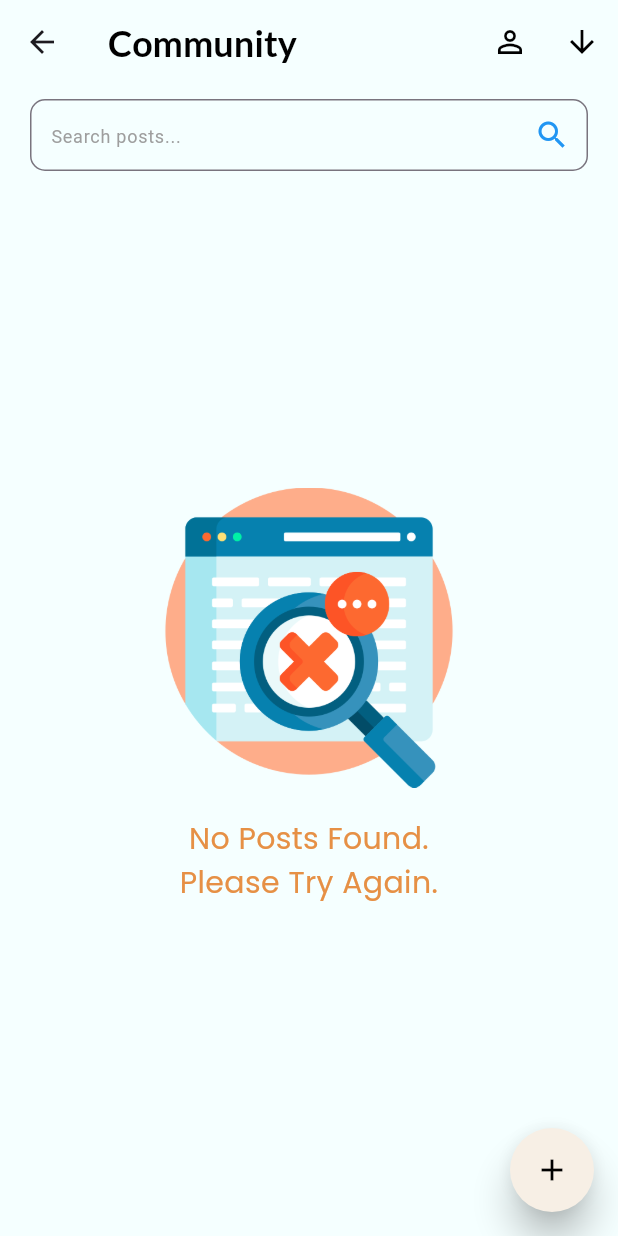
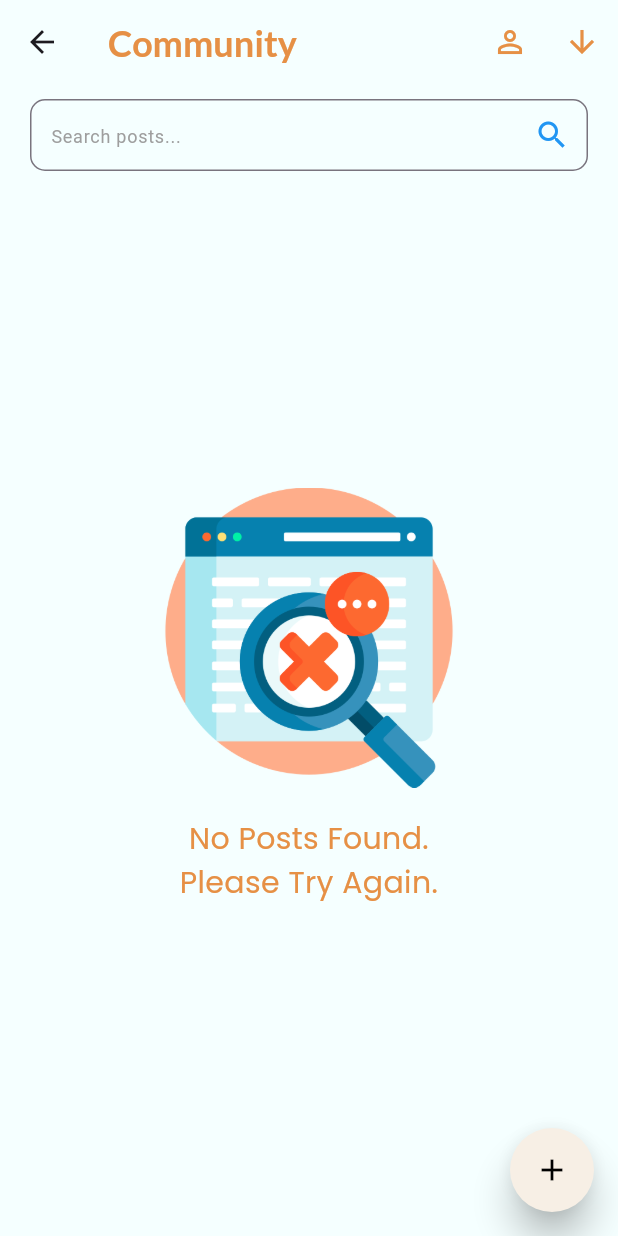
Before and after one commit to LerMingJun/MAE, a Flutter app: the Community screen opened directly, on a phone screen of 412 x 824 dp. Run offline on Flutter 3.47's test engine with Material 3 defaults, Android fonts, the phone set to English and light mode, and no system bars; our stand-ins replace awesome_dialog, cloud_firestore, curved_navigation_bar, firebase_auth, firebase_core, firebase_storage and 13 more; accounts and stored records are empty.

Commit message:
Update community

```diff
--- a/jom_makan/lib/screens/user/allReviews.dart
+++ b/jom_makan/lib/screens/user/allReviews.dart
@@ -30,6 +30,7 @@ class _AllReviewsScreenState extends State<AllReviewsScreen> {
   @override
   void initState() {
     super.initState();
+    print("Current User ID: ${widget.user?.userID}");
     final reviewProvider = Provider.of<ReviewProvider>(context, listen: false);
 // Fetch reviews and replies after the first frame is built
     WidgetsBinding.instance.addPostFrameCallback((_) {
--- a/jom_makan/lib/screens/user/community.dart
+++ b/jom_makan/lib/screens/user/community.dart
@@ -27,11 +27,33 @@ class _CommunityState extends State<Community> {
   bool showUserPostsOnly = false;
   bool isDescending = true;
 
+  String? userId;
+  String? userRole;
+
   @override
   void initState() {
     super.initState();
-    print("Current User ID: ${widget.userId}");
-    _fetchPosts();
+    WidgetsBinding.instance.addPostFrameCallback((_) {
+      _fetchPosts();
+      if (widget.userId == null && widget.userRole == "user") {
+        // Fetch user data asynchronously and update state
+        _fetchUserData();
+      } else {
+        // If userId and userRole are provided, use them directly
+        userId = widget.userId;
+        userRole = widget.userRole;
+      }
+    });
+  }
+
+  Future<void> _fetchUserData() async {
+    final userProvider = Provider.of<UserProvider>(context, listen: false);
+    await userProvider.fetchUserData();
+
+    setState(() {
+      userId = userProvider.userData?.userID;
+      userRole = "user";
+    });
   }
 
   @override
@@ -58,12 +80,13 @@ class _CommunityState extends State<Community> {
       if (query.isEmpty) {
         filteredPosts = postProvider.posts ?? [];
       } else {
+        print("User ID from filter: $userId");
         filteredPosts = postProvider.posts?.where((post) {
               return (post.title.toLowerCase().contains(query.toLowerCase()) ||
                       post.description
                           .toLowerCase()
                           .contains(query.toLowerCase())) &&
-                  (!showUserPostsOnly || post.userID == widget.userId);
+                  (!showUserPostsOnly || post.userID == userId);
             }).toList() ??
             [];
       }
@@ -77,7 +100,7 @@ class _CommunityState extends State<Community> {
     setState(() {
       showUserPostsOnly = !showUserPostsOnly;
       filteredPosts = postProvider.posts?.where((post) {
-            return !showUserPostsOnly || post.userID == widget.userId;
+            return !showUserPostsOnly || post.userID == userId;
           }).toList() ??
           [];
       sortPosts();
@@ -179,7 +202,9 @@ class _CommunityState extends State<Community> {
           'Community',
           style: GoogleFonts.lato(
             fontSize: 24,
-            color: widget.userRole == "user" ? AppColors.primary : Colors.black,
+            color: widget.userRole == "restaurant" || widget.userRole == "admin"
+                ? Colors.black
+                : AppColors.primary,
             fontWeight: FontWeight.bold,
           ),
         ),
@@ -188,7 +213,9 @@ class _CommunityState extends State<Community> {
             icon: Icon(
               showUserPostsOnly ? Icons.person : Icons.person_outline,
               color:
-                  widget.userRole == "user" ? AppColors.primary : Colors.black,
+                  widget.userRole == "restaurant" || widget.userRole == "admin"
+                      ? Colors.black
+                      : AppColors.primary,
             ),
             onPressed: toggleUserPostsFilter,
             tooltip: 'Show only my posts',
@@ -197,7 +224,9 @@ class _CommunityState extends State<Community> {
             icon: Icon(
               isDescending ? Icons.arrow_downward : Icons.arrow_upward,
               color:
-                  widget.userRole == "user" ? AppColors.primary : Colors.black,
+                  widget.userRole == "restaurant" || widget.userRole == "admin"
+                      ? Colors.black
+                      : AppColors.primary,
             ),
             onPressed: toggleSortOrder,
             tooltip: isDescending ? 'Sort Ascending' : 'Sort Descending',
@@ -255,7 +284,8 @@ class _CommunityState extends State<Community> {
                       itemCount: filteredPosts.length,
                       itemBuilder: (context, index) {
                         final post = filteredPosts[index];
-                        final isEditable = widget.userId == post.userID;
+
+                        final isEditable = userId == post.userID;
                         return CommunityPost(
                           postID: post.postId,
                           profileImage: post.user?.profileImage ??
--- a/jom_makan/lib/screens/user/home_screen.dart
+++ b/jom_makan/lib/screens/user/home_screen.dart
@@ -27,16 +27,14 @@ class _HomeScreenState extends State<HomeScreen> {
     super.initState();
     final userProvider = Provider.of<UserProvider>(context, listen: false);
     userProvider.fetchUserData();
-
-    userProvider.fetchUserData();
     final String? userId = userProvider.userData?.userID;
     _pages = [
       const Home(),
       const RestaurantsPage(),
       const RestaurantManagementPage(),
       Community(
-        userId: userProvider.userData!.userID,
-        userRole: "User",
+        userId: userId,
+        userRole: "user",
       ),
       const Profile(),
     ];
```
Also changed, not shown: jom_makan/lib/providers/user_provider.dart (+11 -8 lines), jom_makan/lib/screens/user/bookingDetails.dart (+15 -3 lines), jom_makan/lib/screens/user/restaurantDetails.dart (+24 -21 lines), jom_makan/lib/screens/user/signup.dart (+4 -22 lines).
